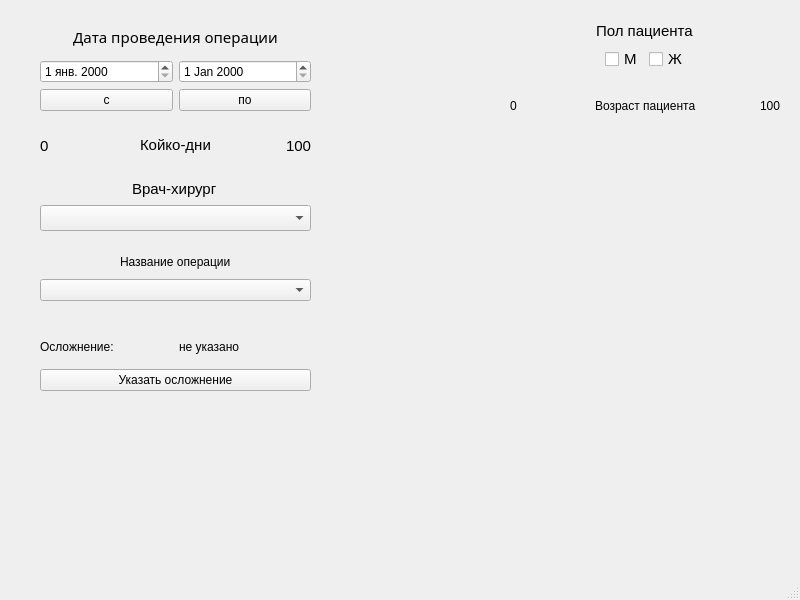
Qt form Hernia-Qt/mainwindow.ui (dmkrch/Hernia-qt) before a commit.
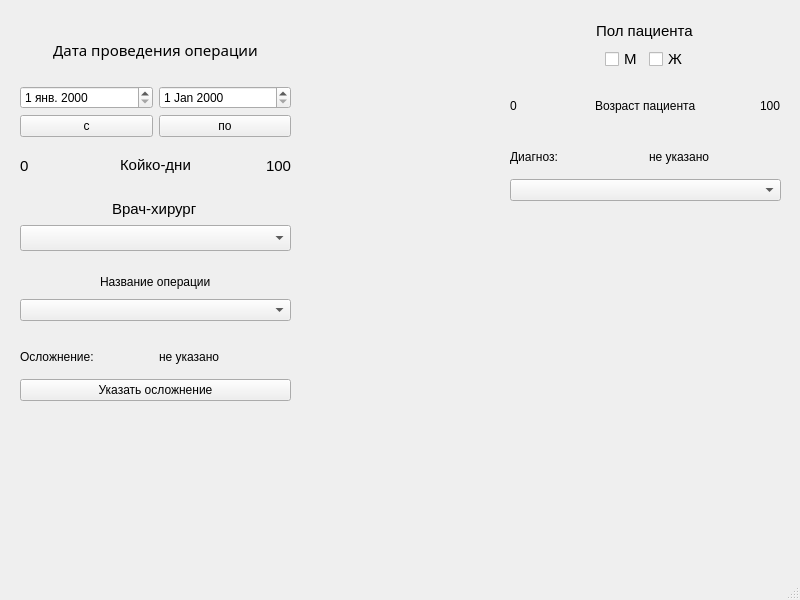
The same form after that commit.

Commit message: added diagnosis 1/3 forms

```diff
--- a/Hernia-Qt/mainwindow.ui
+++ b/Hernia-Qt/mainwindow.ui
@@ -17,8 +17,8 @@
    <widget class="QWidget" name="verticalLayoutWidget">
     <property name="geometry">
      <rect>
-      <x>40</x>
-      <y>130</y>
+      <x>20</x>
+      <y>150</y>
       <width>271</width>
       <height>31</height>
      </rect>
@@ -109,10 +109,10 @@
    <widget class="QWidget" name="layoutWidget">
     <property name="geometry">
      <rect>
-      <x>40</x>
+      <x>20</x>
       <y>20</y>
       <width>271</width>
-      <height>91</height>
+      <height>117</height>
      </rect>
     </property>
     <layout class="QVBoxLayout" name="verticalLayout_2" stretch="0,0">
@@ -173,8 +173,8 @@
    <widget class="QWidget" name="layoutWidget">
     <property name="geometry">
      <rect>
-      <x>40</x>
-      <y>180</y>
+      <x>20</x>
+      <y>200</y>
       <width>271</width>
       <height>51</height>
      </rect>
@@ -261,8 +261,8 @@
    <widget class="QWidget" name="layoutWidget">
     <property name="geometry">
      <rect>
-      <x>40</x>
-      <y>250</y>
+      <x>20</x>
+      <y>270</y>
       <width>271</width>
       <height>51</height>
      </rect>
@@ -283,8 +283,8 @@
    <widget class="QWidget" name="layoutWidget">
     <property name="geometry">
      <rect>
-      <x>40</x>
-      <y>330</y>
+      <x>20</x>
+      <y>340</y>
       <width>271</width>
       <height>61</height>
      </rect>
@@ -323,6 +323,39 @@
      </item>
     </layout>
    </widget>
+   <widget class="QWidget" name="layoutWidget">
+    <property name="geometry">
+     <rect>
+      <x>510</x>
+      <y>140</y>
+      <width>271</width>
+      <height>61</height>
+     </rect>
+    </property>
+    <layout class="QVBoxLayout" name="verticalLayout_9">
+     <item>
+      <layout class="QHBoxLayout" name="horizontalLayout_7">
+       <item alignment="Qt::AlignLeft">
+        <widget class="QLabel" name="label_3">
+         <property name="text">
+          <string>Диагноз:</string>
+         </property>
+        </widget>
+       </item>
+       <item alignment="Qt::AlignLeft">
+        <widget class="QLabel" name="label_diagnosis">
+         <property name="text">
+          <string>не указано</string>
+         </property>
+        </widget>
+       </item>
+      </layout>
+     </item>
+     <item>
+      <widget class="QComboBox" name="comboBox_diagnosis"/>
+     </item>
+    </layout>
+   </widget>
   </widget>
   <widget class="QMenuBar" name="menubar">
    <property name="geometry">
```
Left out of the diff: 2 changed lines with no effect on the pictures. The commit also changes 11 other files.
